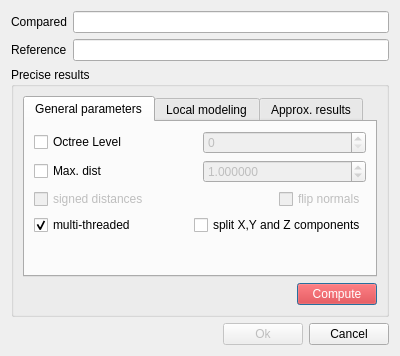
Before: the Qt Designer form qCC/ui_templates/comparisonDlg.ui in CloudCompare/CloudCompare, drawn with Qt 5.
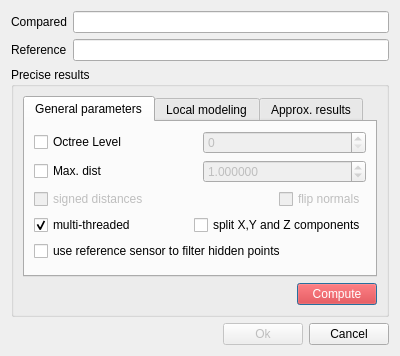
After: the same form once the commit is applied. Icons and pictures are not drawn.

Commit message: Enhanced TLS/GBL sensor management (visibility filtering, etc.)

What changed in the file:
```diff
--- a/qCC/ui_templates/comparisonDlg.ui
+++ b/qCC/ui_templates/comparisonDlg.ui
@@ -218,6 +218,17 @@
             </item>
            </layout>
           </item>
+          <item>
+           <widget class="QCheckBox" name="filterVisibilityCheckBox">
+            <property name="toolTip">
+             <string>Use the sensor associated to the reference cloud to ignore the points in the compared cloud
+that could not have been seen (hidden/out of range/out of field of view).</string>
+            </property>
+            <property name="text">
+             <string>use reference sensor to filter hidden points</string>
+            </property>
+           </widget>
+          </item>
           <item>
            <spacer name="verticalSpacer_2">
             <property name="orientation">
```
Left out of the diff: 33 changed lines with no effect on the pictures. The commit also changes 11 other files.
